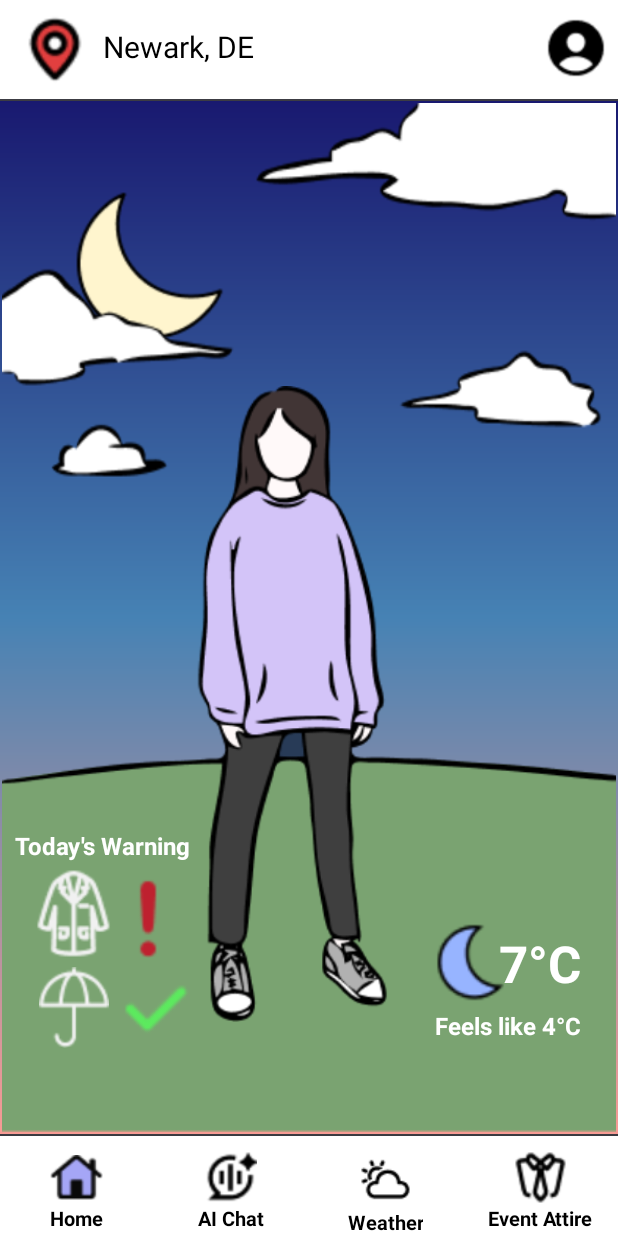
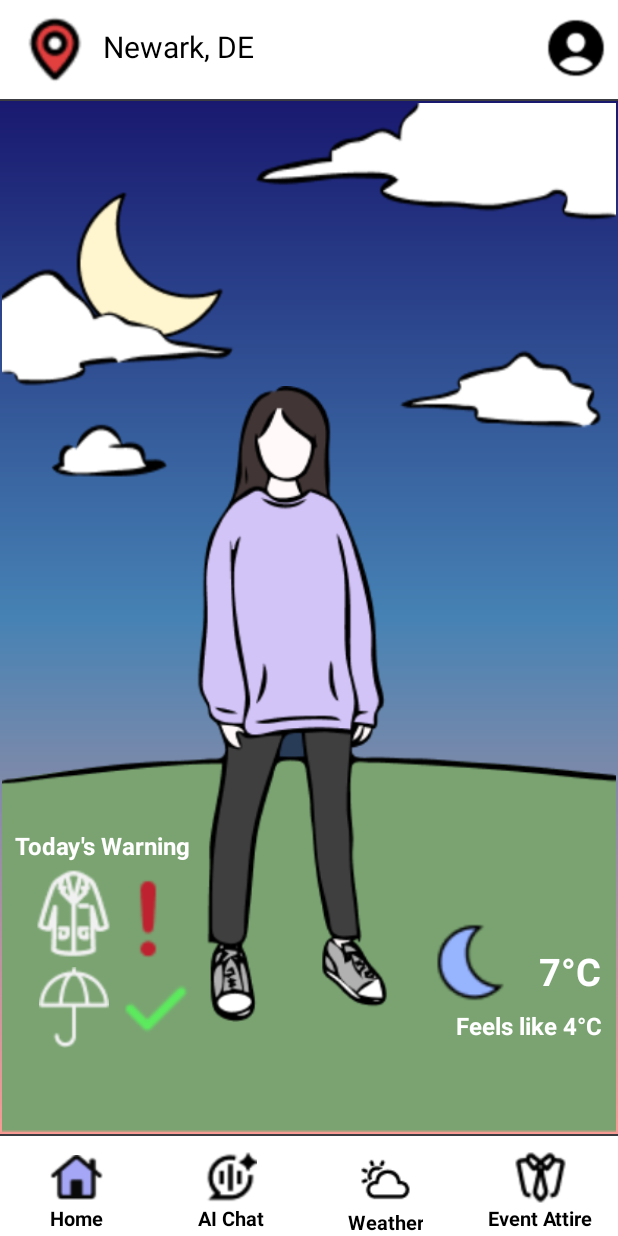
Before and after one commit to Ariiees/Dress-Prepare, an Android app: the screen it shows after launch (Home), on a phone screen of 412 x 824 dp. Run offline under Robolectric (Android 15) with nearby library versions, the phone set to English and light mode, and no system bars.

Commit message:
link home page temperature with weather page data.

```diff
--- a/app/src/main/java/com/example/dresscode/Chat.java
+++ b/app/src/main/java/com/example/dresscode/Chat.java
@@ -88,9 +88,9 @@ public class Chat extends AppCompatActivity {
 
             int flag = Util.getFlag(this);
             if (flag == 0) {
-                imageView.setImageResource(R.drawable.style1);
+                imageView.setImageResource(R.drawable.style1_chat);
             } else if (flag == 1) {
-                imageView.setImageResource(R.drawable.style2);
+                imageView.setImageResource(R.drawable.style2_chat);
             }
 
             // Create and show the dialog
--- a/app/src/main/java/com/example/dresscode/Home.java
+++ b/app/src/main/java/com/example/dresscode/Home.java
@@ -14,6 +14,8 @@ public class Home extends AppCompatActivity implements LocationHelper.LocationUp
     private TextView titleText;
     private LocationHelper locationHelper;
     private ImageView homeAvatar;
+    private TextView homeTemperatureText;
+    private TextView homeFeelText;
 
     @Override
     protected void onCreate(Bundle savedInstanceState) {
@@ -34,7 +36,10 @@ public class Home extends AppCompatActivity implements LocationHelper.LocationUp
         ImageView rainIcon = findViewById(R.id.home_rain);
         ImageView warnIcon = findViewById(R.id.home_warn);
         ImageView checkIcon = findViewById(R.id.home_check);
-        TextView temperatureText = findViewById(R.id.home_temperature_text);
+
+        // Initialize Temperature text
+        homeTemperatureText = findViewById(R.id.home_temperature_text);
+        homeFeelText = findViewById(R.id.home_feel_text);
 
         // Initalize ImageView (updatable according to ChatAI)
         homeAvatar = findViewById(R.id.home_avatar);
@@ -49,6 +54,14 @@ public class Home extends AppCompatActivity implements LocationHelper.LocationUp
         // Request location permission
         locationHelper.requestLocationPermission();
 
+        // Retrieve temperature and apparent temperature from SharedPreferences using Util
+        String temperature = Util.getTemperature(this);
+        String apparentTemperature = Util.getApparentTemperature(this);
+
+        // Update the TextViews with the retrieved data
+        homeTemperatureText.setText(temperature);
+        homeFeelText.setText(apparentTemperature);
+
         // Set click listeners to navigate to Weather activity
         View.OnClickListener navigateToWeather = view -> {
             Intent intent = new Intent(Home.this, Weather.class);
@@ -61,7 +74,7 @@ public class Home extends AppCompatActivity implements LocationHelper.LocationUp
         rainIcon.setOnClickListener(navigateToWeather);
         warnIcon.setOnClickListener(navigateToWeather);
         checkIcon.setOnClickListener(navigateToWeather);
-        temperatureText.setOnClickListener(navigateToWeather);
+        homeTemperatureText.setOnClickListener(navigateToWeather);
 
         // Request a location update
         locationIcon.setOnClickListener(view -> {
--- a/app/src/main/java/com/example/dresscode/LocationHelper.java
+++ b/app/src/main/java/com/example/dresscode/LocationHelper.java
@@ -16,8 +16,8 @@ import java.util.List;
 
 public class LocationHelper {
 
-    private Context context;
-    private FusedLocationProviderClient fusedLocationClient;
+    private final Context context;
+    private final FusedLocationProviderClient fusedLocationClient;
     private static final int LOCATION_PERMISSION_REQUEST_CODE = 1;
 
     public LocationHelper(Context context) {
--- a/app/src/main/java/com/example/dresscode/Util.java
+++ b/app/src/main/java/com/example/dresscode/Util.java
@@ -9,6 +9,8 @@ public class Util {
 
     private static final String PREFS_NAME = "AppPrefs"; // SharedPreferences name
     private static final String FLAG_KEY = "flag"; // Key for flag value
+    private static final String TEMP_KEY = "temperature"; // Key for temperature data
+    private static final String FEEL_KEY = "apparentTemperature"; // Key for apparent temperature data
 
     public static void bottomBarJump(Context context, ImageView home, ImageView chat, ImageView weather,
                                      ImageView event, ImageView setting, int stage) {
@@ -71,4 +73,32 @@ public class Util {
         return sharedPreferences.getInt(FLAG_KEY, 0); // Default value is 0 if not set
     }
 
+    // Method to store temperature in SharedPreferences
+    public static void setTemperature(Context context, String temperature) {
+        SharedPreferences sharedPreferences = context.getSharedPreferences(PREFS_NAME, Context.MODE_PRIVATE);
+        SharedPreferences.Editor editor = sharedPreferences.edit();
+        editor.putString(TEMP_KEY, temperature); // Store the temperature
+        editor.apply(); // Commit the changes
+    }
+
+    // Method to retrieve temperature from SharedPreferences
+    public static String getTemperature(Context context) {
+        SharedPreferences sharedPreferences = context.getSharedPreferences(PREFS_NAME, Context.MODE_PRIVATE);
+        return sharedPreferences.getString(TEMP_KEY, "7°C"); // Default value if not set
+    }
+
+    // Method to store apparent temperature (feels like) in SharedPreferences
+    public static void setApparentTemperature(Context context, String apparentTemperature) {
+        SharedPreferences sharedPreferences = context.getSharedPreferences(PREFS_NAME, Context.MODE_PRIVATE);
+        SharedPreferences.Editor editor = sharedPreferences.edit();
+        editor.putString(FEEL_KEY, apparentTemperature); // Store the apparent temperature
+        editor.apply(); // Commit the changes
+    }
+
+    // Method to retrieve apparent temperature from SharedPreferences
+    public static String getApparentTemperature(Context context) {
+        SharedPreferences sharedPreferences = context.getSharedPreferences(PREFS_NAME, Context.MODE_PRIVATE);
+        return sharedPreferences.getString(FEEL_KEY, "Feels like 4°C"); // Default value if not set
+    }
+
 }
--- a/app/src/main/res/layout/home.xml
+++ b/app/src/main/res/layout/home.xml
@@ -156,7 +156,7 @@
             android:id="@+id/home_feel_text"
             android:layout_width="wrap_content"
             android:layout_height="wrap_content"
-            android:layout_marginEnd="24dp"
+            android:layout_marginEnd="10dp"
             android:layout_marginBottom="60dp"
             android:gravity="center"
             android:text="Feels like 4°C"
@@ -170,12 +170,12 @@
             android:id="@+id/home_temperature_text"
             android:layout_width="wrap_content"
             android:layout_height="wrap_content"
-            android:layout_marginEnd="23dp"
+            android:layout_marginEnd="10dp"
             android:layout_marginBottom="90dp"
             android:gravity="center"
             android:text="7°C"
             android:textColor="@color/white"
-            android:textSize="34sp"
+            android:textSize="25sp"
             android:textStyle="bold"
             app:layout_constraintBottom_toBottomOf="parent"
             app:layout_constraintEnd_toEndOf="parent" />
--- a/app/src/main/res/values/strings.xml
+++ b/app/src/main/res/values/strings.xml
@@ -2,6 +2,7 @@
     <string name="app_name">Dropdown Menu Example</string>
     <string name="more_information">More Information</string>
     <string name="temp_feelslike">(Feels Like: 27°C)</string>
+    <string name="type_your_message">Type your message...</string>
     <string-array name="dropdown_items">
         <item>White Tie</item>
         <item>Black Tie</item>
```
Also changed, not shown: app/src/main/java/com/example/dresscode/Weather.kt (+4 -3 lines), app/src/main/res/layout/chat.xml (+3 -5 lines), app/src/main/res/drawable/style1.png, app/src/main/res/drawable/style1_chat.png (added), app/src/main/res/drawable/style2.png, app/src/main/res/drawable/style2_chat.png (added).
